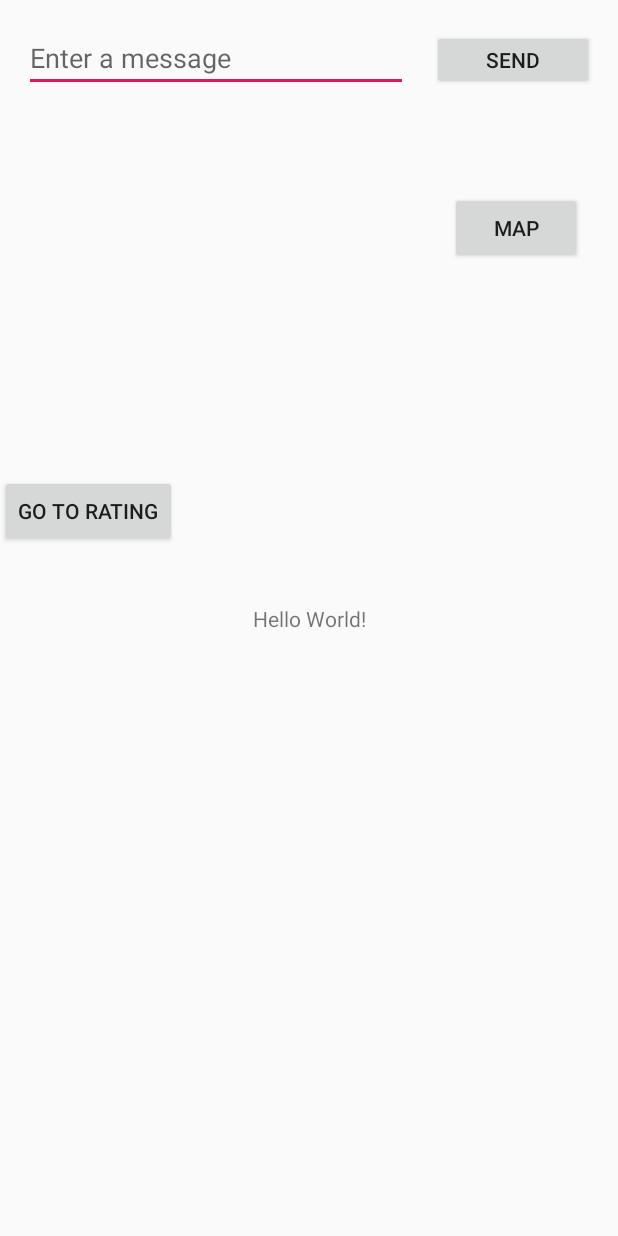
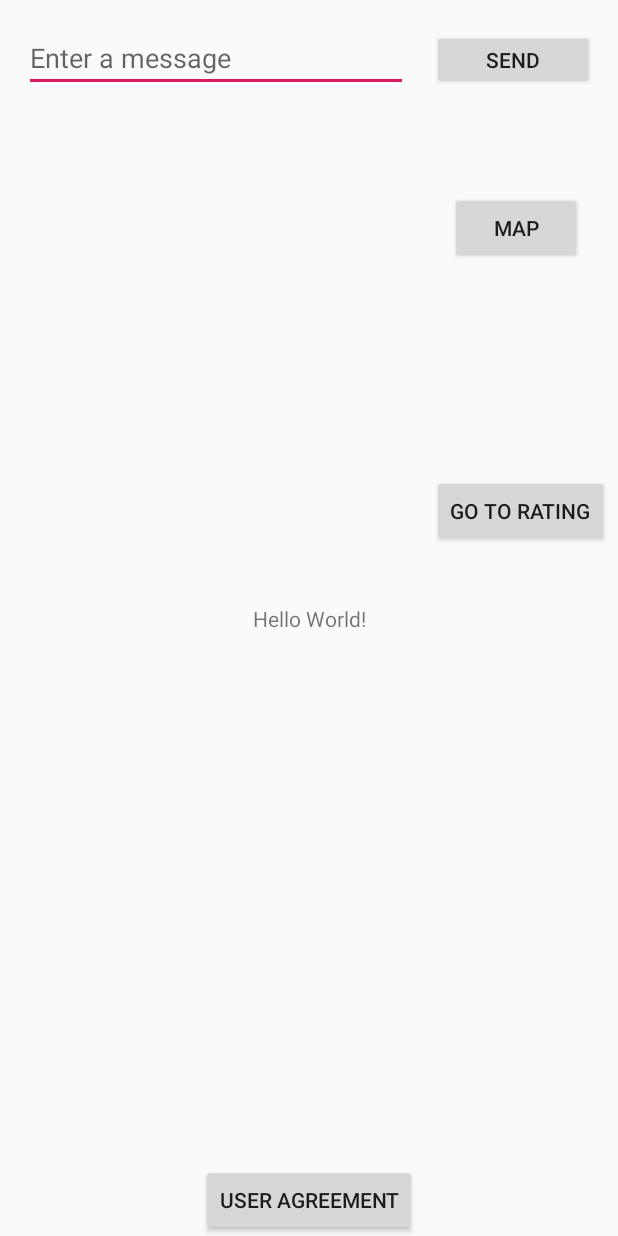
Before and after one commit to ariannakan/Got2GoApp, an Android app: the screen it shows after launch (MainActivity), on a phone screen of 412 x 824 dp. Run offline under Robolectric (Android 15) with nearby library versions, the phone set to English and light mode, and no system bars.

Commit message:
included user agreement

```diff
--- a/app/src/main/AndroidManifest.xml
+++ b/app/src/main/AndroidManifest.xml
@@ -19,6 +19,9 @@
         android:theme="@style/AppTheme">
         <activity android:name=".CreateActivity"></activity>
         <activity android:name=".SubmissionActivity" />
+        <activity android:name=".PopActivity"
+            android:theme="@style/AppTheme.PopUp"
+            ></activity>
         <activity android:name=".RatingActivity" />
         <activity android:name=".NewLocationActivity" />
         <!--
--- a/app/src/main/res/layout/activity_main.xml
+++ b/app/src/main/res/layout/activity_main.xml
@@ -62,12 +62,31 @@
         android:id="@+id/button5"
         android:layout_width="wrap_content"
         android:layout_height="wrap_content"
+        android:layout_marginStart="287dp"
+        android:layout_marginLeft="287dp"
+        android:layout_marginEnd="5dp"
+        android:layout_marginRight="5dp"
         android:layout_marginBottom="459dp"
         android:onClick="goToRating"
         android:text="Go To Rating"
         app:layout_constraintBottom_toBottomOf="parent"
+        app:layout_constraintEnd_toEndOf="parent"
+        app:layout_constraintStart_toStartOf="parent"
         app:layout_constraintTop_toTopOf="parent"
-        app:layout_constraintVertical_bias="1.0"
-        tools:layout_editor_absoluteX="287dp" />
+        app:layout_constraintVertical_bias="1.0" />
+
+    <Button
+        android:id="@+id/btn_pop"
+        android:layout_width="wrap_content"
+        android:layout_height="wrap_content"
+        android:onClick="pop"
+        android:text="User Agreement"
+        app:layout_constraintBottom_toBottomOf="parent"
+        app:layout_constraintRight_toRightOf="parent"
+        app:layout_constraintLeft_toLeftOf="parent"
+        tools:layout_constraintBottom_creator="1"
+        tools:layout_constraintRight_creator="1"
+        tools:Layout_constraintLeft_creator="1"
+        tools:layout_marginBottom="33dp" />
 
 </androidx.constraintlayout.widget.ConstraintLayout>
--- a/app/src/main/res/values/styles.xml
+++ b/app/src/main/res/values/styles.xml
@@ -17,4 +17,9 @@
 
     <style name="AppTheme.PopupOverlay" parent="ThemeOverlay.AppCompat.Light" />
 
+    <style name="AppTheme.PopUp">
+        <item name="android:windowIsTranslucent">true</item>
+        <item name="android:windowCloseOnTouchOutside">true</item>
+    </style>
+
 </resources>
```
Also changed, not shown: app/src/main/java/dramaticAccident/got2go/MainActivity.java (+11 -5 lines), app/src/main/java/dramaticAccident/got2go/PopActivity.java (added, +32 -0 lines), app/src/main/res/drawable/pop_bg.xml (added, +14 -0 lines), app/src/main/res/layout/activity_pop.xml (added, +9 -0 lines).
